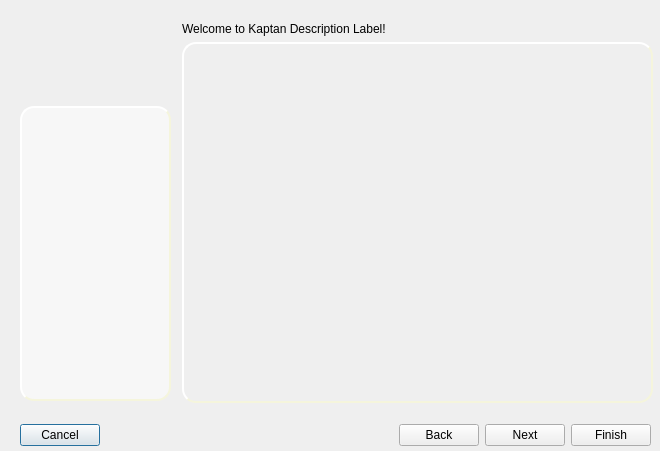
Qt form kde4/kaptan4/src/gui/kaptanMain.ui (pars-linux/uludag) before a commit.
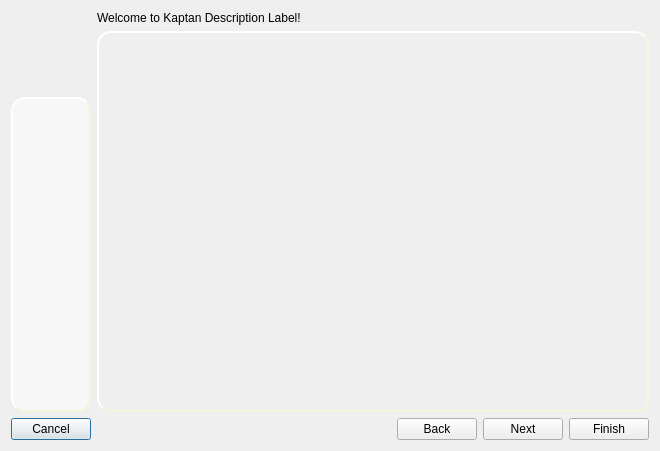
The same form after that commit. Icons and pictures are not drawn.

```diff
--- a/kde4/kaptan4/src/gui/kaptanMain.ui
+++ b/kde4/kaptan4/src/gui/kaptanMain.ui
@@ -34,68 +34,8 @@
 }
 </string>
   </property>
-  <widget class="QWidget" name="layoutWidget">
-   <property name="geometry">
-    <rect>
-     <x>20</x>
-     <y>420</y>
-     <width>631</width>
-     <height>31</height>
-    </rect>
-   </property>
-   <layout class="QHBoxLayout" name="horizontalLayout">
-    <item>
-     <widget class="QPushButton" name="buttonCancel">
-      <property name="text">
-       <string>Cancel</string>
-      </property>
-     </widget>
-    </item>
-    <item>
-     <spacer name="horizontalSpacer">
-      <property name="orientation">
-       <enum>Qt::Horizontal</enum>
-      </property>
-      <property name="sizeHint" stdset="0">
-       <size>
-        <width>40</width>
-        <height>20</height>
-       </size>
-      </property>
-     </spacer>
-    </item>
-    <item>
-     <widget class="QPushButton" name="buttonBack">
-      <property name="text">
-       <string>Back</string>
-      </property>
-     </widget>
-    </item>
-    <item>
-     <widget class="QPushButton" name="buttonNext">
-      <property name="text">
-       <string>Next</string>
-      </property>
-     </widget>
-    </item>
-    <item>
-     <widget class="QPushButton" name="buttonFinish">
-      <property name="text">
-       <string>Finish</string>
-      </property>
-     </widget>
-    </item>
-   </layout>
-  </widget>
-  <widget class="QWidget" name="layoutWidget">
-   <property name="geometry">
-    <rect>
-     <x>20</x>
-     <y>20</y>
-     <width>151</width>
-     <height>381</height>
-    </rect>
-   </property>
+  <layout class="QGridLayout" name="gridLayout">
+   <item row="0" column="0">
    <layout class="QVBoxLayout" name="verticalLayout_2">
     <item>
      <widget class="QLabel" name="labelLogo">
@@ -131,16 +71,8 @@
      </widget>
     </item>
    </layout>
-  </widget>
-  <widget class="QWidget" name="layoutWidget">
-   <property name="geometry">
-    <rect>
-     <x>182</x>
-     <y>22</y>
-     <width>471</width>
-     <height>381</height>
-    </rect>
-   </property>
+   </item>
+   <item row="0" column="1">
    <layout class="QVBoxLayout" name="verticalLayout">
     <item>
      <widget class="QLabel" name="labelDesc">
@@ -167,7 +99,53 @@
      </widget>
     </item>
    </layout>
-  </widget>
+   </item>
+   <item row="1" column="0" colspan="2">
+    <layout class="QHBoxLayout" name="horizontalLayout">
+     <item>
+      <widget class="QPushButton" name="buttonCancel">
+       <property name="text">
+        <string>Cancel</string>
+       </property>
+      </widget>
+     </item>
+     <item>
+      <spacer name="horizontalSpacer">
+       <property name="orientation">
+        <enum>Qt::Horizontal</enum>
+       </property>
+       <property name="sizeHint" stdset="0">
+        <size>
+         <width>40</width>
+         <height>20</height>
+        </size>
+       </property>
+      </spacer>
+     </item>
+     <item>
+      <widget class="QPushButton" name="buttonBack">
+       <property name="text">
+        <string>Back</string>
+       </property>
+      </widget>
+     </item>
+     <item>
+      <widget class="QPushButton" name="buttonNext">
+       <property name="text">
+        <string>Next</string>
+       </property>
+      </widget>
+     </item>
+     <item>
+      <widget class="QPushButton" name="buttonFinish">
+       <property name="text">
+        <string>Finish</string>
+       </property>
+      </widget>
+     </item>
+    </layout>
+   </item>
+  </layout>
  </widget>
  <resources/>
  <connections>
```
Lines whose indentation alone changed are shown as unchanged.
